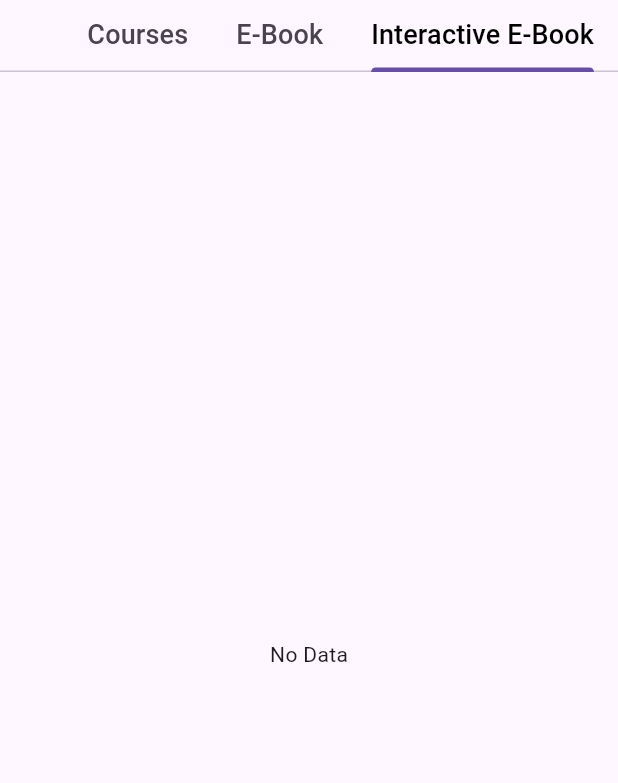
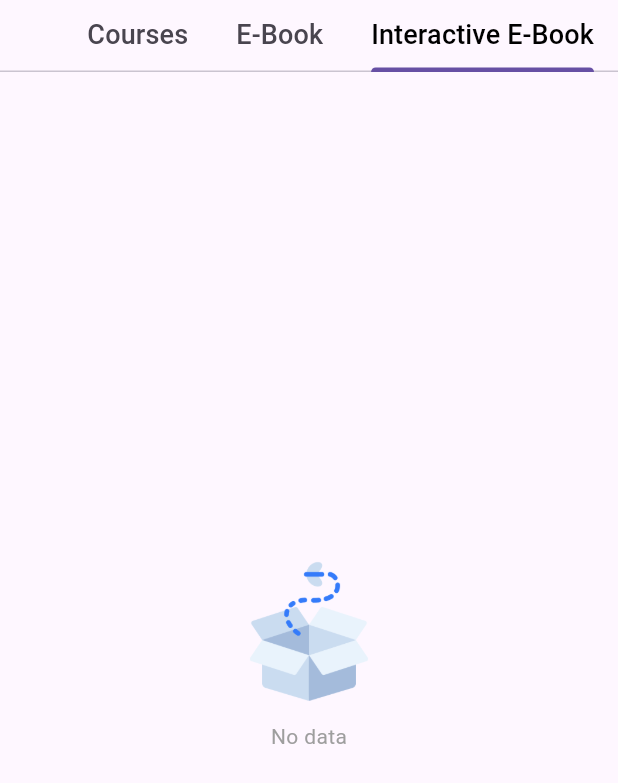
Before and after one commit to nmhieu0504/one_on_one_learning, a Flutter app: the CoursesPage screen opened directly, tab 3 chosen, on a phone screen of 412 x 824 dp. Shown: the top 783 px of the screen. Run offline on Flutter 3.47's test engine with Material 2 defaults, Android fonts, the phone set to English and light mode, and no system bars; our stand-ins replace avatar_glow, bubble, flick_video_player, flutter_countdown_timer, flutter_tts, get and 9 more; missing offline and left inert: avatars, chat_gpt_sdk, jitsi_meet_wrapper, syncfusion_flutter_pdfviewer; accounts and stored records are empty; network calls fail.

Commit message:
update no data cases

```diff
--- a/lib/utils/ui_data.dart
+++ b/lib/utils/ui_data.dart
@@ -15,4 +15,6 @@ class UIData {
   static const String forgetPasswordImg = "$imageDir/forget_password_img.png";
 
   static const String defaultAvatar = "$imageDir/default_avatar.png";
+
+  static const String noDataFound = "$imageDir/no-data.png";
 }
--- a/lib/views/courses_page/courses_page.dart
+++ b/lib/views/courses_page/courses_page.dart
@@ -1,6 +1,8 @@
 import 'package:flutter/material.dart';
 import 'package:one_on_one_learning/views/courses_page/courses_list_page.dart';
 import 'package:one_on_one_learning/views/courses_page/ebook_list_page.dart';
+
+import '../../utils/ui_data.dart';
 
 class CoursesPage extends StatefulWidget {
   const CoursesPage({super.key});
@@ -42,12 +44,20 @@ class _CoursesPageState extends State<CoursesPage>
       ),
       body: TabBarView(
         controller: _tabController,
-        children: const <Widget>[
-          CoursesList(),
-          EBookList(),
+        children: <Widget>[
+          const CoursesList(),
+          const EBookList(),
           Center(
-            child: Text("No Data"),
-          ),
+            child:
+                Column(mainAxisAlignment: MainAxisAlignment.center, children: [
+              Image.asset(UIData.noDataFound, width: 100, height: 100),
+              const SizedBox(height: 10),
+              const Text(
+                "No data",
+                style: TextStyle(color: Colors.grey),
+              ),
+            ]),
+          )
         ],
       ),
     );
```
Also changed, not shown: lib/views/history_page/history_page.dart (+37 -16 lines), lib/views/home_page/home_page.dart (+14 -1 lines), lib/views/schedule_page/schedule_page.dart (+42 -20 lines), assets/images/no-data.png (added).
